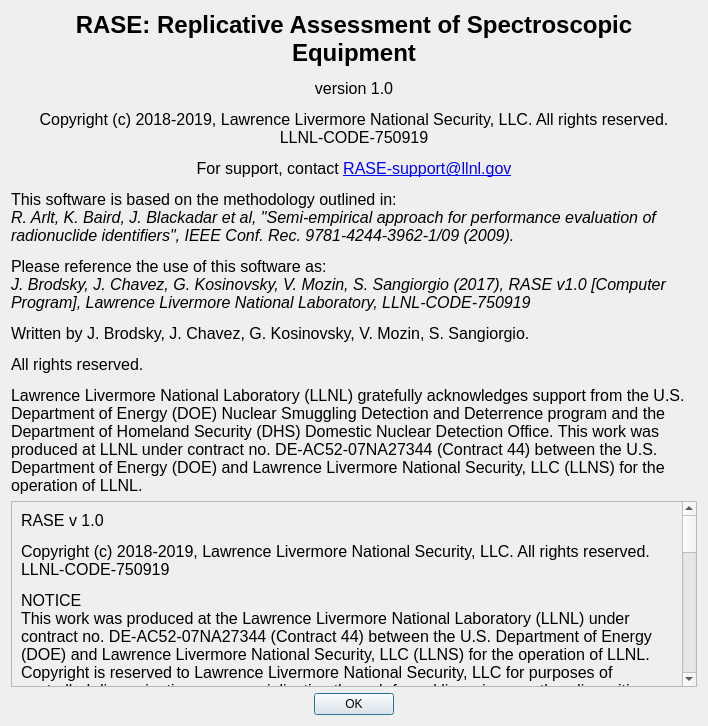
Qt form src/ui/about_dialog.ui (LLNL/RASE) before a commit.
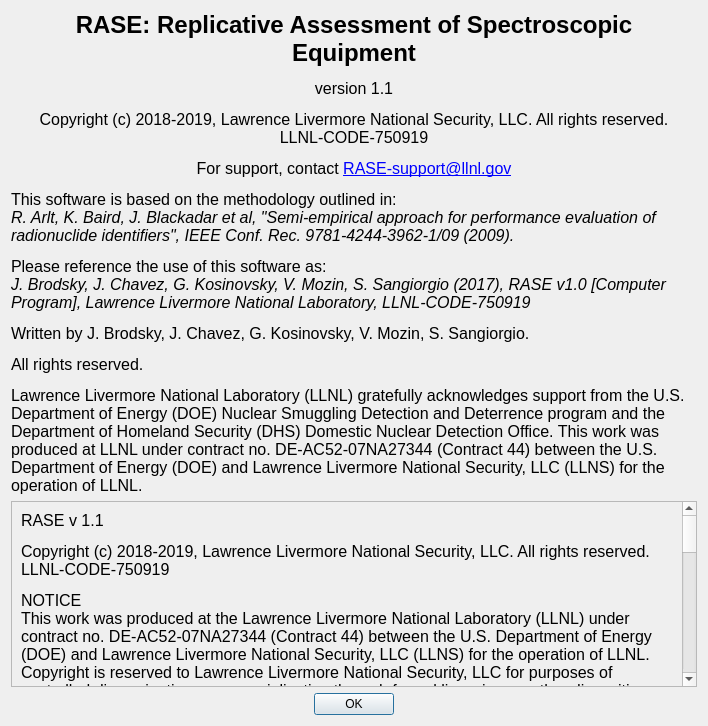
The same form after that commit.

```diff
--- a/src/ui/about_dialog.ui
+++ b/src/ui/about_dialog.ui
@@ -17,7 +17,7 @@
    <item>
     <widget class="QLabel" name="label">
      <property name="text">
-      <string>&lt;html&gt;&lt;head/&gt;&lt;body&gt;&lt;p align=&quot;center&quot;&gt;&lt;span style=&quot; font-family:'Times New Roman,serif'; font-size:18pt; font-weight:600;&quot;&gt;RASE: Replicative Assessment of Spectroscopic Equipment&lt;/span&gt;&lt;/p&gt;&lt;p align=&quot;center&quot;&gt;&lt;span style=&quot; font-family:'Times New Roman,serif'; font-size:12pt;&quot;&gt;version 1.0&lt;/span&gt;&lt;/p&gt;&lt;p align=&quot;center&quot;&gt;&lt;span style=&quot; font-family:'Times New Roman,serif'; font-size:12pt;&quot;&gt;Copyright (c) 2018-2019, Lawrence Livermore National Security, LLC. All rights reserved. &lt;br/&gt;LLNL-CODE-750919&lt;/span&gt;&lt;/p&gt;&lt;p align=&quot;center&quot;&gt;&lt;span style=&quot; font-family:'Times New Roman,serif'; font-size:12pt;&quot;&gt;For support, contact &lt;/span&gt;&lt;a href=&quot;mailto:RASE-support@llnl.gov&quot;&gt;&lt;span style=&quot; font-family:'Times New Roman,serif'; font-size:12pt; text-decoration: underline; color:#0000ff;&quot;&gt;RASE-support@llnl.gov&lt;/span&gt;&lt;/a&gt;&lt;/p&gt;&lt;p&gt;&lt;span style=&quot; font-family:'Times New Roman,serif'; font-size:12pt;&quot;&gt;This software is based on the methodology outlined in:&lt;br/&gt;&lt;/span&gt;&lt;span style=&quot; font-family:'Times New Roman,serif'; font-size:12pt; font-style:italic;&quot;&gt;R. Arlt, K. Baird, J. Blackadar et al, &amp;quot;Semi-empirical approach for performance evaluation of radionuclide identifiers&amp;quot;, IEEE Conf. Rec. 9781-4244-3962-1/09 (2009).&lt;/span&gt;&lt;/p&gt;&lt;p&gt;&lt;span style=&quot; font-family:'Times New Roman,serif'; font-size:12pt;&quot;&gt;Please reference the use of this software as:&lt;br/&gt;&lt;/span&gt;&lt;span style=&quot; font-family:'Times New Roman,serif'; font-size:12pt; font-style:italic;&quot;&gt;J. Brodsky, J. Chavez, G. Kosinovsky, V. Mozin, S. Sangiorgio (2017), RASE v1.0 [Computer Program], Lawrence Livermore National Laboratory, LLNL-CODE-750919&lt;/span&gt;&lt;/p&gt;&lt;p&gt;&lt;span style=&quot; font-family:'Times New Roman,serif'; font-size:12pt;&quot;&gt;Written by J. Brodsky, J. Chavez, G. Kosinovsky, V. Mozin, S. Sangiorgio. &lt;/span&gt;&lt;/p&gt;&lt;p&gt;&lt;span style=&quot; font-family:'Times New Roman,serif'; font-size:12pt;&quot;&gt;All rights reserved.&lt;/span&gt;&lt;/p&gt;&lt;p&gt;&lt;span style=&quot; font-family:'Times New Roman,serif'; font-size:12pt;&quot;&gt;Lawrence Livermore National Laboratory (LLNL) gratefully acknowledges support from the U.S. Department of Energy (DOE) Nuclear Smuggling Detection and Deterrence program and the Department of Homeland Security (DHS) Domestic Nuclear Detection Office. This work was produced at LLNL under contract no. DE-AC52-07NA27344 (Contract 44) between the U.S. Department of Energy (DOE) and Lawrence Livermore National Security, LLC (LLNS) for the operation of LLNL.&lt;/span&gt;&lt;/p&gt;&lt;/body&gt;&lt;/html&gt;</string>
+      <string>&lt;html&gt;&lt;head/&gt;&lt;body&gt;&lt;p align=&quot;center&quot;&gt;&lt;span style=&quot; font-family:'Times New Roman,serif'; font-size:18pt; font-weight:600;&quot;&gt;RASE: Replicative Assessment of Spectroscopic Equipment&lt;/span&gt;&lt;/p&gt;&lt;p align=&quot;center&quot;&gt;&lt;span style=&quot; font-family:'Times New Roman,serif'; font-size:12pt;&quot;&gt;version 1.1&lt;/span&gt;&lt;/p&gt;&lt;p align=&quot;center&quot;&gt;&lt;span style=&quot; font-family:'Times New Roman,serif'; font-size:12pt;&quot;&gt;Copyright (c) 2018-2019, Lawrence Livermore National Security, LLC. All rights reserved. &lt;br/&gt;LLNL-CODE-750919&lt;/span&gt;&lt;/p&gt;&lt;p align=&quot;center&quot;&gt;&lt;span style=&quot; font-family:'Times New Roman,serif'; font-size:12pt;&quot;&gt;For support, contact &lt;/span&gt;&lt;a href=&quot;mailto:RASE-support@llnl.gov&quot;&gt;&lt;span style=&quot; font-family:'Times New Roman,serif'; font-size:12pt; text-decoration: underline; color:#0000ff;&quot;&gt;RASE-support@llnl.gov&lt;/span&gt;&lt;/a&gt;&lt;/p&gt;&lt;p&gt;&lt;span style=&quot; font-family:'Times New Roman,serif'; font-size:12pt;&quot;&gt;This software is based on the methodology outlined in:&lt;br/&gt;&lt;/span&gt;&lt;span style=&quot; font-family:'Times New Roman,serif'; font-size:12pt; font-style:italic;&quot;&gt;R. Arlt, K. Baird, J. Blackadar et al, &amp;quot;Semi-empirical approach for performance evaluation of radionuclide identifiers&amp;quot;, IEEE Conf. Rec. 9781-4244-3962-1/09 (2009).&lt;/span&gt;&lt;/p&gt;&lt;p&gt;&lt;span style=&quot; font-family:'Times New Roman,serif'; font-size:12pt;&quot;&gt;Please reference the use of this software as:&lt;br/&gt;&lt;/span&gt;&lt;span style=&quot; font-family:'Times New Roman,serif'; font-size:12pt; font-style:italic;&quot;&gt;J. Brodsky, J. Chavez, G. Kosinovsky, V. Mozin, S. Sangiorgio (2017), RASE v1.0 [Computer Program], Lawrence Livermore National Laboratory, LLNL-CODE-750919&lt;/span&gt;&lt;/p&gt;&lt;p&gt;&lt;span style=&quot; font-family:'Times New Roman,serif'; font-size:12pt;&quot;&gt;Written by J. Brodsky, J. Chavez, G. Kosinovsky, V. Mozin, S. Sangiorgio. &lt;/span&gt;&lt;/p&gt;&lt;p&gt;&lt;span style=&quot; font-family:'Times New Roman,serif'; font-size:12pt;&quot;&gt;All rights reserved.&lt;/span&gt;&lt;/p&gt;&lt;p&gt;&lt;span style=&quot; font-family:'Times New Roman,serif'; font-size:12pt;&quot;&gt;Lawrence Livermore National Laboratory (LLNL) gratefully acknowledges support from the U.S. Department of Energy (DOE) Nuclear Smuggling Detection and Deterrence program and the Department of Homeland Security (DHS) Domestic Nuclear Detection Office. This work was produced at LLNL under contract no. DE-AC52-07NA27344 (Contract 44) between the U.S. Department of Energy (DOE) and Lawrence Livermore National Security, LLC (LLNS) for the operation of LLNL.&lt;/span&gt;&lt;/p&gt;&lt;/body&gt;&lt;/html&gt;</string>
      </property>
      <property name="scaledContents">
       <bool>false</bool>
@@ -48,7 +48,7 @@
        <item>
         <widget class="QLabel" name="label_2">
          <property name="text">
-          <string>&lt;html&gt;&lt;head/&gt;&lt;body&gt;&lt;p&gt;&lt;span style=&quot; font-family:'Times New Roman,serif'; font-size:12pt;&quot;&gt;RASE v 1.0&lt;/span&gt;&lt;/p&gt;&lt;p&gt;&lt;span style=&quot; font-family:'Times New Roman,serif'; font-size:12pt;&quot;&gt;Copyright (c) 2018-2019, Lawrence Livermore National Security, LLC. All rights reserved. LLNL-CODE-750919&lt;/span&gt;&lt;/p&gt;&lt;p&gt;&lt;span style=&quot; font-family:'Times New Roman,serif'; font-size:12pt;&quot;&gt;NOTICE&lt;br/&gt;This work was produced at the Lawrence Livermore National Laboratory (LLNL) under contract no. DE-AC52-07NA27344 (Contract 44) between the U.S. Department of Energy (DOE) and Lawrence Livermore National Security, LLC (LLNS) for the operation of LLNL. Copyright is reserved to Lawrence Livermore National Security, LLC for purposes of controlled dissemination, commercialization through formal licensing, or other disposition under terms of Contract 44; DOE policies, regulations and orders; and U.S. statutes. The rights of the Federal Government are reserved under Contract 44. &lt;/span&gt;&lt;/p&gt;&lt;p&gt;&lt;span style=&quot; font-family:'Times New Roman,serif'; font-size:12pt;&quot;&gt;DISCLAIMER&lt;br/&gt;THE SOFTWARE IS PROVIDED &amp;quot;AS IS&amp;quot;, WITHOUT WARRANTY OF ANY KIND, EXPRESS OR IMPLIED, INCLUDING BUT NOT LIMITED TO THE WARRANTIES OF MERCHANTABILITY, FITNESS FOR A PARTICULAR PURPOSE AND NONINFRINGEMENT. IN NO EVENT SHALL THE AUTHORS OR COPYRIGHT HOLDERS BE LIABLE FOR ANY CLAIM, DAMAGES OR OTHER LIABILITY, WHETHER IN AN ACTION OF CONTRACT, TORT OR OTHERWISE, ARISING FROM, OUT OF OR IN CONNECTION WITH THE SOFTWARE OR THE USE OR OTHER DEALINGS IN THE SOFTWARE.&lt;/span&gt;&lt;/p&gt;&lt;p&gt;&lt;span style=&quot; font-family:'Times New Roman,serif'; font-size:12pt;&quot;&gt;Reference herein to any specific commercial products, process, or service by trade name, trademark, manufacturer or otherwise does not necessarily constitute or imply its endorsement, recommendation, or favoring by the United States Government or Lawrence Livermore National Security, LLC. The views and opinions of authors expressed herein do not necessarily state or reflect those of the United States Government or Lawrence Livermore National Security, LLC, and shall not be used for advertising or product endorsement purposes.&lt;/span&gt;&lt;/p&gt;&lt;p&gt;&lt;span style=&quot; font-family:'Times New Roman,serif'; font-size:12pt;&quot;&gt;LICENSE&lt;/span&gt;&lt;span style=&quot; font-family:'Times New Roman,serif'; font-size:12pt; font-weight:600;&quot;&gt;&lt;br/&gt;&lt;/span&gt;&lt;span style=&quot; font-family:'Times New Roman,serif'; font-size:12pt;&quot;&gt;Permission is hereby granted, free of charge, to any person obtaining a copy of this software and associated documentation files (the &amp;quot;Software&amp;quot;), to deal in the Software without restriction, including without limitation the rights to use, copy, modify, merge, publish, distribute, sublicense, and/or sell copies of the Software, and to permit persons to whom the Software is furnished to do so, subject to the following conditions:&lt;/span&gt;&lt;/p&gt;&lt;p&gt;&lt;span style=&quot; font-family:'Times New Roman,serif'; font-size:12pt;&quot;&gt;The above copyright notice and this permission notice shall be included in all copies or substantial portions of the Software.&lt;/span&gt;&lt;/p&gt;&lt;p&gt;&lt;span style=&quot; font-family:'Times New Roman,serif'; font-size:12pt;&quot;&gt;Neither the name of LLNS nor the names of its contributors may be used to endorse or promote products derived from this software without specific prior written permission.&lt;/span&gt;&lt;/p&gt;&lt;/body&gt;&lt;/html&gt;</string>
+          <string>&lt;html&gt;&lt;head/&gt;&lt;body&gt;&lt;p&gt;&lt;span style=&quot; font-family:'Times New Roman,serif'; font-size:12pt;&quot;&gt;RASE v 1.1&lt;/span&gt;&lt;/p&gt;&lt;p&gt;&lt;span style=&quot; font-family:'Times New Roman,serif'; font-size:12pt;&quot;&gt;Copyright (c) 2018-2019, Lawrence Livermore National Security, LLC. All rights reserved. LLNL-CODE-750919&lt;/span&gt;&lt;/p&gt;&lt;p&gt;&lt;span style=&quot; font-family:'Times New Roman,serif'; font-size:12pt;&quot;&gt;NOTICE&lt;br/&gt;This work was produced at the Lawrence Livermore National Laboratory (LLNL) under contract no. DE-AC52-07NA27344 (Contract 44) between the U.S. Department of Energy (DOE) and Lawrence Livermore National Security, LLC (LLNS) for the operation of LLNL. Copyright is reserved to Lawrence Livermore National Security, LLC for purposes of controlled dissemination, commercialization through formal licensing, or other disposition under terms of Contract 44; DOE policies, regulations and orders; and U.S. statutes. The rights of the Federal Government are reserved under Contract 44. &lt;/span&gt;&lt;/p&gt;&lt;p&gt;&lt;span style=&quot; font-family:'Times New Roman,serif'; font-size:12pt;&quot;&gt;DISCLAIMER&lt;br/&gt;THE SOFTWARE IS PROVIDED &amp;quot;AS IS&amp;quot;, WITHOUT WARRANTY OF ANY KIND, EXPRESS OR IMPLIED, INCLUDING BUT NOT LIMITED TO THE WARRANTIES OF MERCHANTABILITY, FITNESS FOR A PARTICULAR PURPOSE AND NONINFRINGEMENT. IN NO EVENT SHALL THE AUTHORS OR COPYRIGHT HOLDERS BE LIABLE FOR ANY CLAIM, DAMAGES OR OTHER LIABILITY, WHETHER IN AN ACTION OF CONTRACT, TORT OR OTHERWISE, ARISING FROM, OUT OF OR IN CONNECTION WITH THE SOFTWARE OR THE USE OR OTHER DEALINGS IN THE SOFTWARE.&lt;/span&gt;&lt;/p&gt;&lt;p&gt;&lt;span style=&quot; font-family:'Times New Roman,serif'; font-size:12pt;&quot;&gt;Reference herein to any specific commercial products, process, or service by trade name, trademark, manufacturer or otherwise does not necessarily constitute or imply its endorsement, recommendation, or favoring by the United States Government or Lawrence Livermore National Security, LLC. The views and opinions of authors expressed herein do not necessarily state or reflect those of the United States Government or Lawrence Livermore National Security, LLC, and shall not be used for advertising or product endorsement purposes.&lt;/span&gt;&lt;/p&gt;&lt;p&gt;&lt;span style=&quot; font-family:'Times New Roman,serif'; font-size:12pt;&quot;&gt;LICENSE&lt;/span&gt;&lt;span style=&quot; font-family:'Times New Roman,serif'; font-size:12pt; font-weight:600;&quot;&gt;&lt;br/&gt;&lt;/span&gt;&lt;span style=&quot; font-family:'Times New Roman,serif'; font-size:12pt;&quot;&gt;Permission is hereby granted, free of charge, to any person obtaining a copy of this software and associated documentation files (the &amp;quot;Software&amp;quot;), to deal in the Software without restriction, including without limitation the rights to use, copy, modify, merge, publish, distribute, sublicense, and/or sell copies of the Software, and to permit persons to whom the Software is furnished to do so, subject to the following conditions:&lt;/span&gt;&lt;/p&gt;&lt;p&gt;&lt;span style=&quot; font-family:'Times New Roman,serif'; font-size:12pt;&quot;&gt;The above copyright notice and this permission notice shall be included in all copies or substantial portions of the Software.&lt;/span&gt;&lt;/p&gt;&lt;p&gt;&lt;span style=&quot; font-family:'Times New Roman,serif'; font-size:12pt;&quot;&gt;Neither the name of LLNS nor the names of its contributors may be used to endorse or promote products derived from this software without specific prior written permission.&lt;/span&gt;&lt;/p&gt;&lt;/body&gt;&lt;/html&gt;</string>
          </property>
          <property name="wordWrap">
           <bool>true</bool>
```
